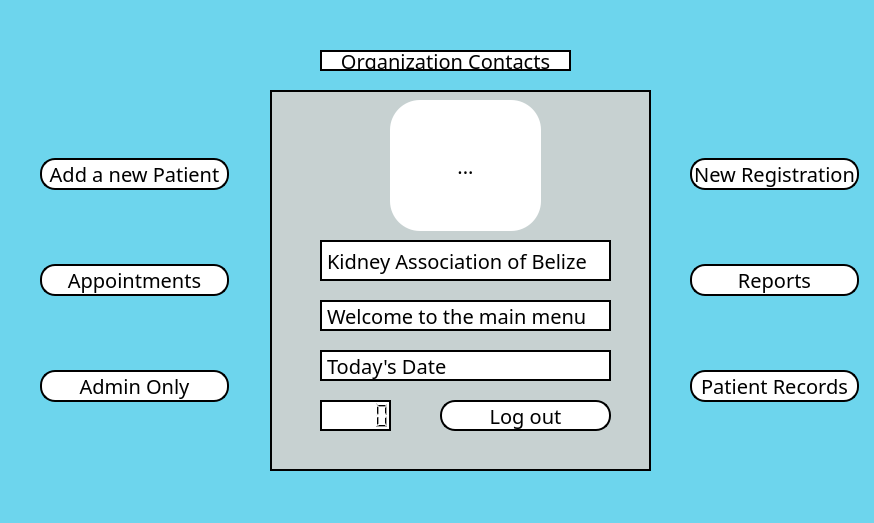
The window that homemenu.ui (Lurothero/KidneyAssociation) describes before a commit, drawn with Qt 5.
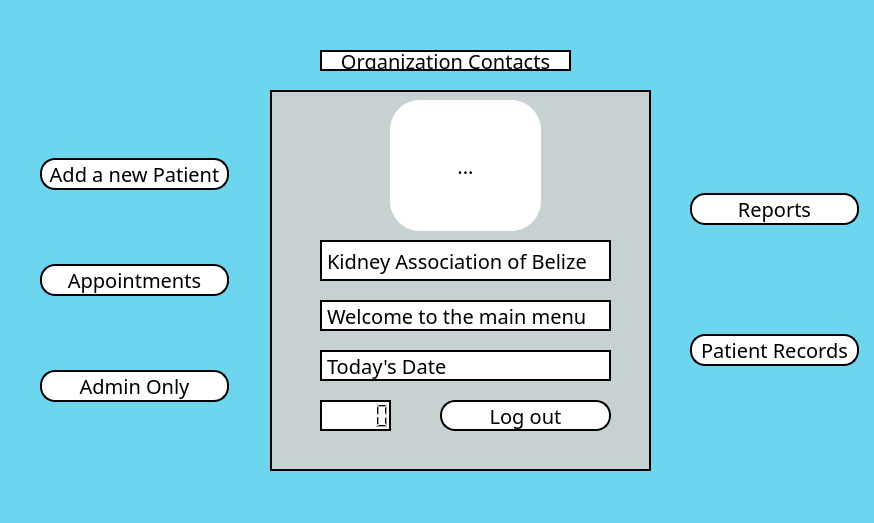
The same window after the commit. Icons and pictures are not drawn.

Commit message: all home menu buttons are working, will work on the appointment

```diff
--- a/homemenu.ui
+++ b/homemenu.ui
@@ -312,28 +312,6 @@
     </rect>
    </property>
    <layout class="QVBoxLayout" name="verticalLayout_2">
-    <item>
-     <widget class="QPushButton" name="registrationButton">
-      <property name="styleSheet">
-       <string notr="true">QPushButton
-{
-   border: 2px solid black;
-   background-color: white;
-   border-radius: 15px;
-}
-
-QPushButton:hover
-{
-   color: #D1D2D2;
-   border-radius: 15px;
-   background: #426a78;
-}</string>
-      </property>
-      <property name="text">
-       <string>New Registration</string>
-      </property>
-     </widget>
-    </item>
     <item>
      <widget class="QPushButton" name="reportButton">
       <property name="styleSheet">
```
The commit also changes 10 other files.
